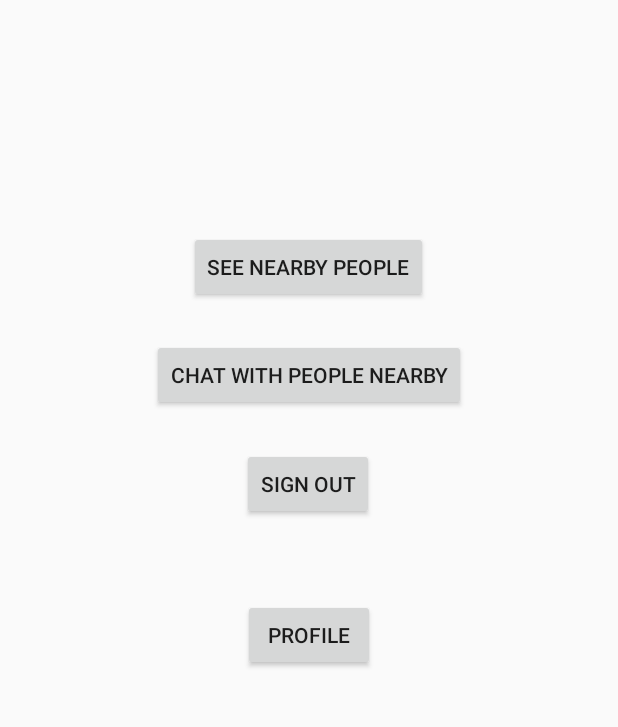
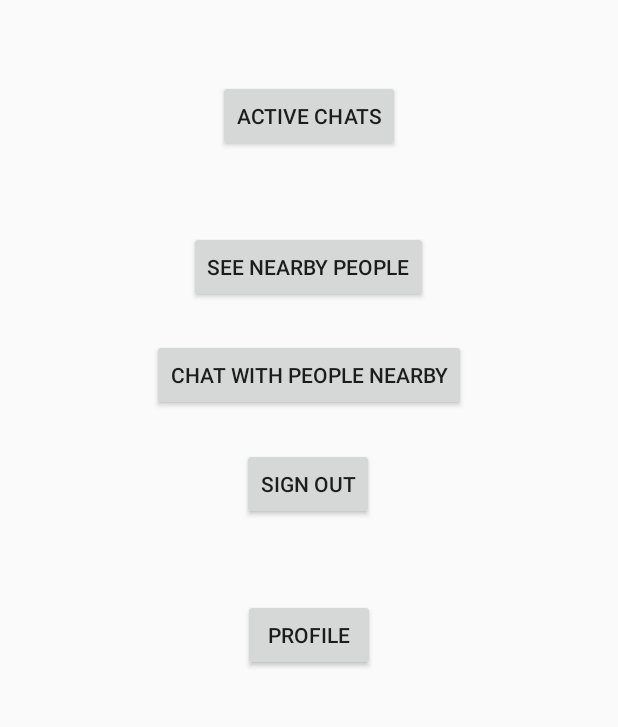
Before and after one commit to jesselindberg/friendify, an Android app: the screen it shows after launch once a user with an empty profile is signed in (LaunchActivity), on a phone screen of 412 x 824 dp, the part 487-1214 px from its top. Run offline under Robolectric (Android 15) with nearby library versions, the phone set to English and light mode, and no system bars; our stand-ins replace Firebase (no records; nobody signed in at launch, a user with empty details on screens opened directly); libraries missing offline, so code that uses them is left out: com.facebook, com.facebook.login.

Commit message:
Add active chats

```diff
--- a/Androiddatabaselocationtest/app/src/main/AndroidManifest.xml
+++ b/Androiddatabaselocationtest/app/src/main/AndroidManifest.xml
@@ -10,6 +10,7 @@
         android:supportsRtl="true"
         android:theme="@style/AppTheme">
         <activity android:name=".NearbyPeopleActivity"></activity>
+        <activity android:name=".ActiveChatsActivity"></activity>
         <activity
             android:name=".ProfileActivity"
             android:label="@string/title_activity_profile"
--- a/Androiddatabaselocationtest/app/src/main/java/com/example/androiddatabaselocationtest/LaunchActivity.java
+++ b/Androiddatabaselocationtest/app/src/main/java/com/example/androiddatabaselocationtest/LaunchActivity.java
@@ -42,6 +42,15 @@ public class LaunchActivity extends AppCompatActivity {
         };
 
         final TextView launchActivityNameTextView = findViewById(R.id.launchActivityNameTxt);
+
+        final Button activeChatsButton = (Button) findViewById(R.id.activeChatsBtn);
+        activeChatsButton.setOnClickListener(new View.OnClickListener() {
+            @Override
+            public void onClick(View v) {
+                Intent intent = new Intent(LaunchActivity.this, ActiveChatsActivity.class);
+                startActivity(intent);
+            }
+        });
 
         final Button chatWithJalliButton = (Button) findViewById(R.id.chatWithJalliBtn);
         chatWithJalliButton.setOnClickListener(new View.OnClickListener() {
--- a/Androiddatabaselocationtest/app/src/main/java/com/example/androiddatabaselocationtest/OneOnOneChatActivity.java
+++ b/Androiddatabaselocationtest/app/src/main/java/com/example/androiddatabaselocationtest/OneOnOneChatActivity.java
@@ -34,6 +34,7 @@ public class OneOnOneChatActivity extends AppCompatActivity {
 
     private DatabaseReference mMessageReference;
     private DatabaseReference mUserReference;
+    private DatabaseReference mMyReference;
     private RecyclerView mMessageRecycler;
     private MessageListAdapter mMessageAdapter;
     private Button sendButton;
@@ -74,6 +75,7 @@ public class OneOnOneChatActivity extends AppCompatActivity {
 
         mMessageReference = FirebaseDatabase.getInstance().getReference().child("chats/" + chatID);
         mUserReference = FirebaseDatabase.getInstance().getReference().child("users/" + otherUID + "/chats/" + uID + "/last");
+        mMyReference = FirebaseDatabase.getInstance().getReference().child("users/" + uID + "/chats/" + otherUID + "/last");
         sendMessageEditTextView =  (TextView) findViewById(R.id.edittext_chatbox);
 
 
@@ -137,6 +139,7 @@ public class OneOnOneChatActivity extends AppCompatActivity {
                     mMessageReference.push().setValue(newMessage);
                     sendMessageEditTextView.setText("");
                     mUserReference.setValue(newMessage);
+                    mMyReference.setValue(newMessage);
 
                     mMessageAdapter.notifyDataSetChanged();
                     layoutManager.scrollToPosition(mMessageAdapter.getItemCount() - 1);
--- a/Androiddatabaselocationtest/app/src/main/res/layout/activity_launch.xml
+++ b/Androiddatabaselocationtest/app/src/main/res/layout/activity_launch.xml
@@ -73,4 +73,14 @@
         app:layout_constraintStart_toStartOf="parent"
         app:layout_constraintTop_toBottomOf="@+id/launchActivityNameTxt"
         app:layout_constraintVertical_bias="0.866" />
+
+    <Button
+        android:id="@+id/activeChatsBtn"
+        android:layout_width="wrap_content"
+        android:layout_height="wrap_content"
+        android:text="Active Chats"
+        app:layout_constraintBottom_toTopOf="@+id/nearbyPeopleBtn"
+        app:layout_constraintEnd_toEndOf="parent"
+        app:layout_constraintStart_toStartOf="parent"
+        app:layout_constraintTop_toBottomOf="@+id/launchActivityNameTxt" />
 </androidx.constraintlayout.widget.ConstraintLayout>
```
Also changed, not shown: Androiddatabaselocationtest/app/src/main/java/com/example/androiddatabaselocationtest/ActiveChatsActivity.java (added, +68 -0 lines), Androiddatabaselocationtest/app/src/main/res/layout/card.xml (+10 -7 lines).
